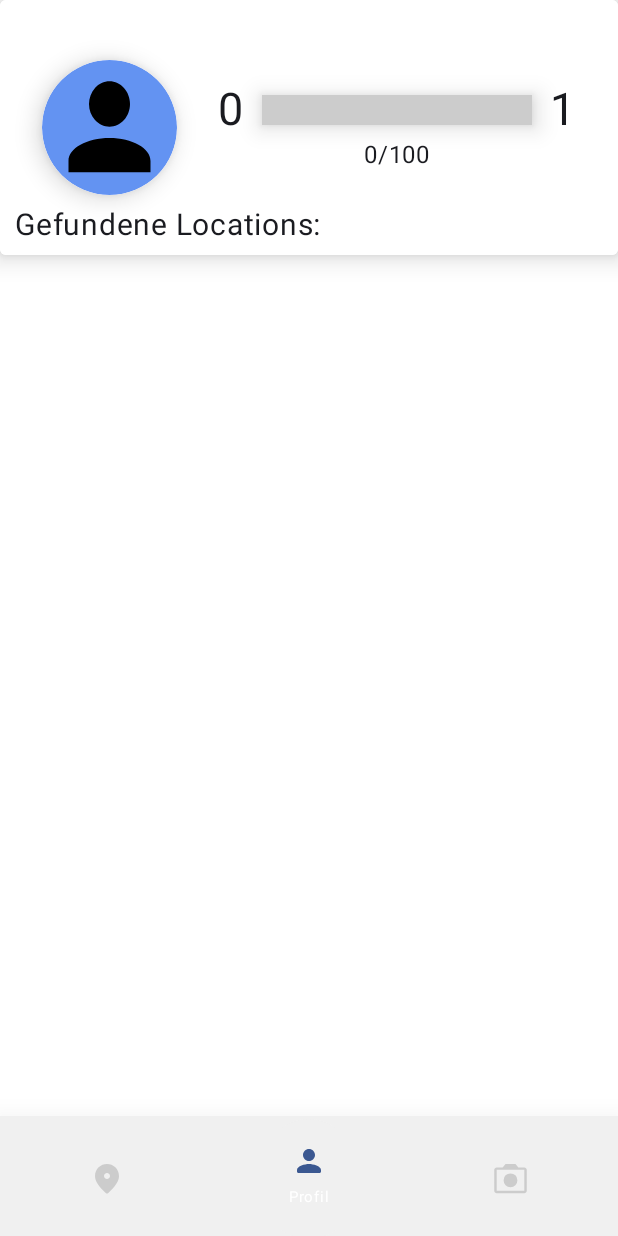
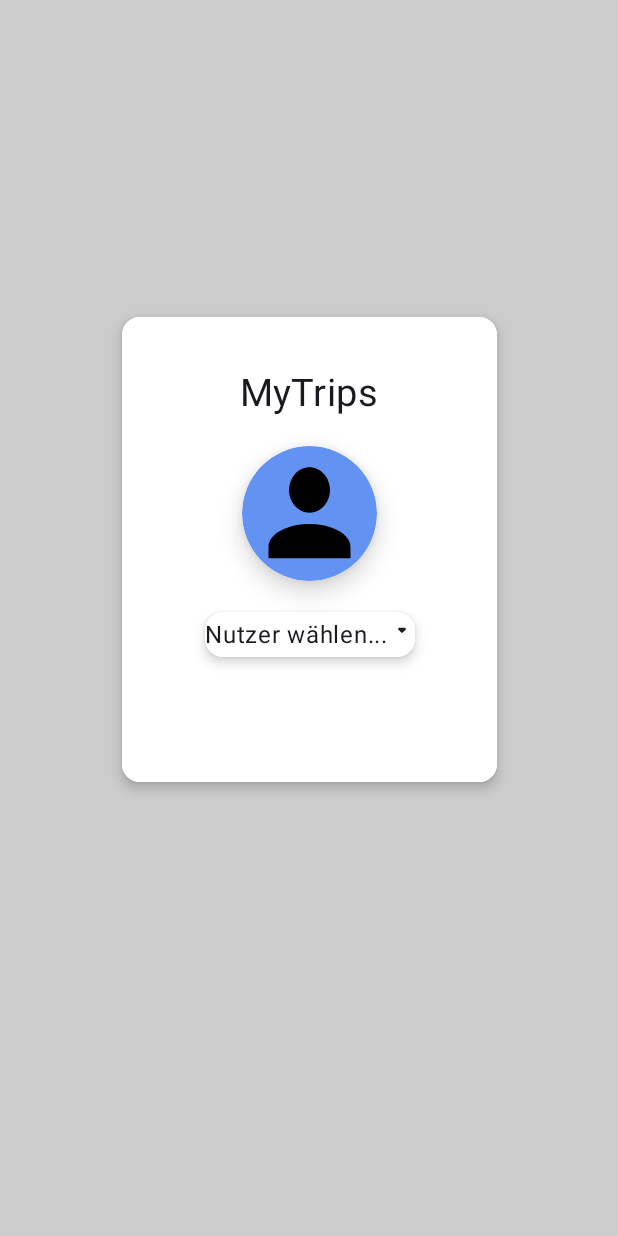
Before and after one commit to yloshaj/MoCo_2023, an Android app built with Jetpack Compose: the screen it shows after launch (MainActivity), on a phone screen of 412 x 824 dp. Run offline under Robolectric (Android 15) with nearby library versions, the phone set to English and light mode, and no system bars; our stand-ins replace Firebase (no records; nobody signed in at launch, a user with empty details on screens opened directly); libraries missing offline, so code that uses them is left out: com.example.articlecamera.

Commit message:
Login Screen added

```diff
--- a/projekt/app/src/main/java/com/group16/mytrips/MainActivity.kt
+++ b/projekt/app/src/main/java/com/group16/mytrips/MainActivity.kt
@@ -11,6 +11,8 @@ import androidx.compose.material.icons.rounded.Person
 import androidx.compose.material.icons.rounded.Place
 import androidx.compose.material3.ExperimentalMaterial3Api
 import androidx.compose.material3.Scaffold
+import androidx.compose.runtime.mutableStateOf
+import androidx.compose.runtime.saveable.rememberSaveable
 import androidx.compose.ui.Modifier
 import androidx.compose.ui.graphics.vector.ImageVector
 import androidx.compose.ui.res.vectorResource
@@ -22,8 +24,9 @@ import com.group16.mytrips.screens.Navigation
 import com.group16.mytrips.screens.NavigationRoute
 
 import com.group16.mytrips.ui.theme.MyTripsTheme
+import com.group16.mytrips.viewModel.CameraViewModel
+import com.group16.mytrips.viewModel.LoginViewModel
 import com.group16.mytrips.viewModel.NavigationViewModel
-import com.group16.mytrips.viewModel.CameraViewModel
 import com.group16.mytrips.viewModel.ProfileViewModel
 
 
@@ -38,12 +41,17 @@ class MainActivity : ComponentActivity() {
             val profileViewModel = ProfileViewModel()
             val cameraViewModel = CameraViewModel(this.application)
             val appViewModel = NavigationViewModel(this.application)
+            val loginViewModel = LoginViewModel()
 
 
             MyTripsTheme {
                 val navController = rememberNavController()
+                val showBottomBar = rememberSaveable {
+                    mutableStateOf(true)
+                }
                 Scaffold(
                     bottomBar = {
+                        if(showBottomBar.value) {
                         BottomNavigationBar(
                             items = listOf(
                                 BottomNavigationItem(
@@ -68,7 +76,7 @@ class MainActivity : ComponentActivity() {
                                     popUpTo(NavigationRoute.ProfileScreen.route)
                                 }
                             })
-                    }
+                    }}
                 ) { innerPadding ->
                     Box(
                         modifier = Modifier
@@ -81,7 +89,7 @@ class MainActivity : ComponentActivity() {
                                 )
                             )
                     ) {
-                        Navigation(navController = navController, appViewModel, profileViewModel, cameraViewModel)
+                        Navigation(navController = navController, appViewModel, profileViewModel, cameraViewModel, loginViewModel, showBottomBar)
                     }
                 }
 
--- /dev/null
+++ b/projekt/app/src/main/java/com/group16/mytrips/screens/LoginScreen.kt
@@ -0,0 +1,205 @@
+package com.group16.mytrips.screens
+
+import androidx.compose.animation.AnimatedVisibility
+import androidx.compose.foundation.Image
+import androidx.compose.foundation.background
+import androidx.compose.foundation.clickable
+import androidx.compose.foundation.layout.Arrangement
+import androidx.compose.foundation.layout.Box
+import androidx.compose.foundation.layout.Column
+import androidx.compose.foundation.layout.Row
+import androidx.compose.foundation.layout.fillMaxSize
+import androidx.compose.foundation.layout.fillMaxWidth
+import androidx.compose.foundation.layout.heightIn
+import androidx.compose.foundation.layout.offset
+import androidx.compose.foundation.layout.padding
+import androidx.compose.foundation.layout.size
+import androidx.compose.foundation.layout.width
+import androidx.compose.foundation.lazy.LazyColumn
+import androidx.compose.foundation.lazy.items
+import androidx.compose.foundation.shape.CircleShape
+import androidx.compose.material.icons.Icons
+import androidx.compose.material.icons.rounded.ArrowDropDown
+import androidx.compose.material3.Button
+import androidx.compose.material3.ButtonColors
+import androidx.compose.material3.ButtonDefaults
+import androidx.compose.material3.Card
+import androidx.compose.material3.CardDefaults
+import androidx.compose.material3.Icon
+import androidx.compose.material3.Surface
+import androidx.compose.material3.Text
+import androidx.compose.runtime.Composable
+import androidx.compose.runtime.LaunchedEffect
+import androidx.compose.runtime.MutableState
+import androidx.compose.runtime.collectAsState
+import androidx.compose.runtime.getValue
+import androidx.compose.runtime.mutableStateOf
+import androidx.compose.runtime.remember
+import androidx.compose.runtime.setValue
+import androidx.compose.ui.Alignment
+import androidx.compose.ui.Modifier
+import androidx.compose.ui.graphics.Color
+import androidx.compose.ui.graphics.vector.ImageVector
+import androidx.compose.ui.layout.ContentScale
+import androidx.compose.ui.res.vectorResource
+import androidx.compose.ui.tooling.preview.Preview
+import androidx.compose.ui.unit.dp
+import androidx.compose.ui.unit.sp
+import com.group16.mytrips.R
+import com.group16.mytrips.data.User
+import com.group16.mytrips.viewModel.LoginViewModel
+
+
+@Composable
+fun LoginAlert(viewModel: LoginViewModel,showBottomBar: MutableState<Boolean>, navigate: () -> Unit) {
+    val users by viewModel.userList.collectAsState()
+    val currentUser by viewModel.currentUser.collectAsState()
+    LaunchedEffect(Unit) {
+        viewModel.setUser(User(avatar = R.drawable.ic_dummyprofilepic, name = "Nutzer wählen..."))
+    }
+    var expandedList by remember {
+        mutableStateOf(false)
+    }
+
+    var userSelected by remember {
+        mutableStateOf(false)
+    }
+    Box(contentAlignment = Alignment.Center) {
+        Card(
+            modifier = Modifier
+                .size(250.dp, 310.dp)
+                .background(Color.LightGray),
+            colors = CardDefaults.cardColors(Color.White),
+            elevation = CardDefaults.cardElevation(5.dp)
+        ) {
+            Box(
+                modifier = Modifier
+                    .fillMaxSize()
+                    .background(Color.White)
+            )
+        }
+
+        if (userSelected) {
+            Button(
+                onClick = { viewModel.setUserId(); navigate(); showBottomBar.value = true },
+                modifier = Modifier.offset(0.dp, 108.dp),
+                colors = ButtonDefaults.buttonColors(Color.White),
+                elevation = ButtonDefaults.buttonElevation(5.dp)
+            ) {
+                Text(text = "OK", color = Color.Black)
+            }
+        }
+
+
+        Column(
+            modifier = Modifier
+                .size(250.dp, 300.dp),
+            verticalArrangement = Arrangement.Top,
+            horizontalAlignment = Alignment.CenterHorizontally
+        ) {
+            Box(modifier = Modifier.heightIn(25.dp))
+            Text(
+                text = "MyTrips",
+                fontSize = 25.sp,
+                modifier = Modifier.padding(0.dp, 5.dp)
+            )
+
+            Surface(shape = CircleShape, shadowElevation = 10.dp, modifier = Modifier
+                .padding(0.dp, 15.dp)
+                .clickable { expandedList = true }) {
+                val image = ImageVector.vectorResource(id = currentUser.avatar)
+
+                Image(
+                    imageVector = image,
+                    contentDescription = null,
+                    contentScale = ContentScale.Crop,
+                    modifier = Modifier.size(90.dp),
+
+
+                    )
+            }
+            Card(elevation = CardDefaults.cardElevation(5.dp), modifier = Modifier.padding(0.dp, 5.dp)) {
+                Box(
+                    modifier = Modifier
+                        .size(140.dp, 30.dp)
+                        .padding(0.dp)
+                        .background(Color.White)
+                        .clickable { expandedList = !expandedList },
+                    contentAlignment = Alignment.CenterEnd
+                ) {
+                    Row() {
+                        Text(text = currentUser.name)
+                        Icon(
+                            imageVector = Icons.Rounded.ArrowDropDown,
+                            contentDescription = "ArrowDropDown"
+                        )
+                    }
+                }
+            }
+
+
+
+            AnimatedVisibility(visible = expandedList) {
+                LazyColumn {
+                    items(users) {
+                        Box(modifier = Modifier
+                            .background(Color.LightGray)
+                            .padding(2.dp)
+                            .width(110.dp)
+                            .clickable {
+                                viewModel.setUser(it); expandedList = false; userSelected =
+                                true
+                            }) {
+                            Text(text = it.name)
+
+                        }
+
+
+                    }
+                }
+
+            }
+
+
+        }
+    }
+
+
+}
+
+
+@Composable
+fun Login(viewModel: LoginViewModel, showBottomBar: MutableState<Boolean>,navigate: () -> Unit = {}) {
+    LaunchedEffect(Unit) {
+        viewModel.startListeningUserList()
+        showBottomBar.value = false
+    }
+    Column(Modifier.fillMaxWidth()) {
+        Box(
+            modifier = Modifier
+                .fillMaxWidth()
+                .weight(0.8f)
+                .background(Color.LightGray), contentAlignment = Alignment.Center
+        ) {
+            LoginAlert(viewModel = viewModel,showBottomBar, navigate)
+        }
+        Box(
+            modifier = Modifier
+                .fillMaxWidth()
+                .weight(0.1f)
+                .background(Color.LightGray)
+        )
+    }
+
+
+}
+
+@Preview
+@Composable
+fun TempPreview() {
+    val view = LoginViewModel()
+    val r = remember {
+        mutableStateOf(false)
+    }
+    Login(viewModel = view, r)
+}
--- a/projekt/app/src/main/java/com/group16/mytrips/screens/Navigation.kt
+++ b/projekt/app/src/main/java/com/group16/mytrips/screens/Navigation.kt
@@ -1,12 +1,14 @@
 package com.group16.mytrips.screens
 
 import androidx.compose.runtime.Composable
+import androidx.compose.runtime.MutableState
 import androidx.navigation.NavHostController
 import androidx.navigation.compose.NavHost
 import androidx.navigation.compose.composable
 import com.example.articlecamera.Cam.CameraView
+import com.group16.mytrips.viewModel.CameraViewModel
+import com.group16.mytrips.viewModel.LoginViewModel
 import com.group16.mytrips.viewModel.NavigationViewModel
-import com.group16.mytrips.viewModel.CameraViewModel
 import com.group16.mytrips.viewModel.ProfileViewModel
 
 sealed class NavigationRoute {
@@ -26,17 +28,23 @@ sealed class NavigationRoute {
         val route = "DetailedSightScreen"
     }
 
+    object LoginScreen {
+        val route = "LoginScreen"
+    }
+
 }
 
 @Composable
 fun Navigation(
     navController: NavHostController,
-    appViewModel: NavigationViewModel,
+    navigationViewModel: NavigationViewModel,
     profileViewModel: ProfileViewModel,
-    cameraViewModel: CameraViewModel
+    cameraViewModel: CameraViewModel,
+    loginViewModel: LoginViewModel,
+    showBottomBar: MutableState<Boolean>
 
 ) {
-    NavHost(navController = navController, startDestination = NavigationRoute.ProfileScreen.route) {
+    NavHost(navController = navController, startDestination = NavigationRoute.LoginScreen.route) {
         composable(NavigationRoute.ProfileScreen.route) {
             PreviewHeader ({ sightId ->
                 navController.navigate(NavigationRoute.DetailedSightScreen.route + "/ $sightId") {
@@ -45,7 +53,7 @@ fun Navigation(
             }, profileViewModel)
         }
         composable(NavigationRoute.NavigationScreen.route) {
-            NavigationScreen(appViewModel) {
+            NavigationScreen(navigationViewModel) {
                 navController.navigate(
                     NavigationRoute.NavigationScreen.route
                 ) {popUpTo(NavigationRoute.ProfileScreen.route)}
@@ -57,6 +65,13 @@ fun Navigation(
         composable(NavigationRoute.DetailedSightScreen.route + "/ {sightId}") { navBackStackEntry ->
             SightScreen(navBackStackEntry.arguments?.getString("sightId"), profileViewModel)
         }
+        composable(NavigationRoute.LoginScreen.route) {
+            Login(viewModel = loginViewModel, showBottomBar) {
+                navController.navigate(
+                    NavigationRoute.ProfileScreen.route
+                ) {popUpTo(NavigationRoute.ProfileScreen.route)}
+            }
+        }
 
     }
 
--- /dev/null
+++ b/projekt/app/src/main/java/com/group16/mytrips/viewModel/LoginViewModel.kt
@@ -0,0 +1,41 @@
+package com.group16.mytrips.viewModel
+
+import com.group16.mytrips.data.Firebase
+import androidx.lifecycle.ViewModel
+import androidx.lifecycle.viewModelScope
+import com.group16.mytrips.data.User
+import kotlinx.coroutines.Dispatchers
+import kotlinx.coroutines.flow.MutableStateFlow
+import kotlinx.coroutines.flow.asStateFlow
+import kotlinx.coroutines.launch
+
+class LoginViewModel: ViewModel() {
+
+    private val _userList = MutableStateFlow(emptyList<User>().toMutableList())
+    val userList = _userList.asStateFlow()
+
+    private val _currentUser = MutableStateFlow(User())
+    val currentUser = _currentUser.asStateFlow()
+
+    fun setUser(user: User) {
+        _currentUser.value = user
+    }
+
+    fun startListeningUserList() {
+        Firebase.startListeningForUserList { userList ->
+            viewModelScope.launch(Dispatchers.Default) {
+                _userList.value = userList as MutableList<User>
+            }
+        }
+    }
+    private val _bottomBarEnabled = MutableStateFlow(true)
+    val bottomBarEnabled = _bottomBarEnabled.asStateFlow()
+
+    fun setBottomBarEnabled(isEnabled: Boolean) {
+        _bottomBarEnabled.value = isEnabled
+    }
+
+    fun setUserId() {
+        Firebase.setUserId(_currentUser.value.id)
+    }
+}
```
